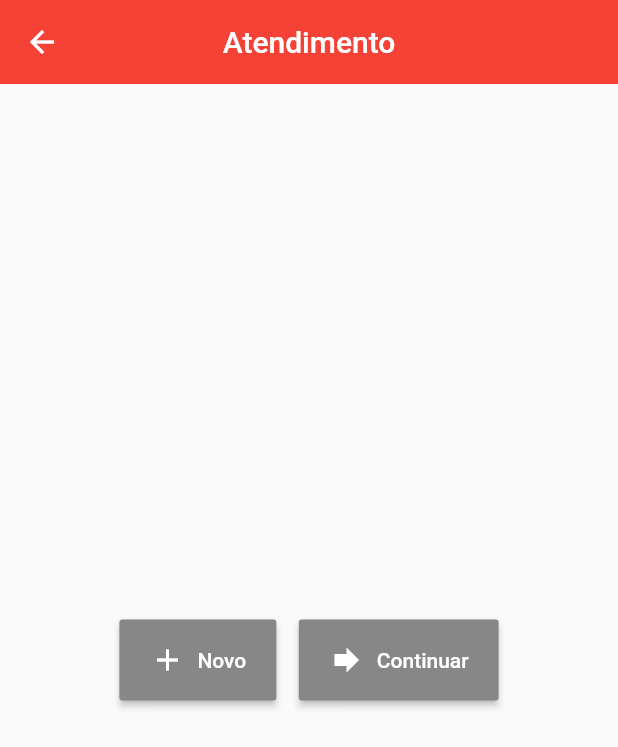
After one commit to jjeanjacques10/mpsp-app, a Flutter app: the ChatScreen screen opened by its route, on a phone screen of 412 x 824 dp. The commit adds this screen. Shown: the top 747 px of the screen. Run offline on Flutter 3.47's test engine with Material 2 defaults, Android fonts, the light colour scheme and no system bars; our stand-ins replace carousel_slider, dio, flutter_mobx, flutter_signin_button, flutter_tts, getwidget and 6 more; missing offline and left inert: cpfcnpj, dio_http_cache, flutter_facebook_login, validadores, watson_assistant_v2; accounts and stored records are empty; generated files the repository leaves out were written again; project files that could hold a hidden picture were left out.

Commit message:
Add bot start

```diff
--- a/lib/app/components/register_form.dart
+++ b/lib/app/components/register_form.dart
@@ -193,6 +193,8 @@ class _RegisterFormState extends State<RegisterForm> {
               _password = value;
               if (value.trim().isEmpty) {
                 return 'Senha é obrigatória';
+              } else if (value.length < 5) {
+                return 'A senha deve ter mais caracteres';
               }
               return null;
             },
--- /dev/null
+++ b/lib/app/screens/chat_screen.dart
@@ -0,0 +1,98 @@
+import 'package:flutter/material.dart';
+import 'package:mpsp_app/app/model/user.dart';
+import 'package:mpsp_app/app/screens/watson_chat_screen.dart';
+import 'package:mpsp_app/app/utils/app_theme.dart';
+
+class ChatScreen extends StatefulWidget {
+  ChatScreen({Key key}) : super(key: key);
+
+  @override
+  _ChatScreenState createState() => _ChatScreenState();
+}
+
+class _ChatScreenState extends State<ChatScreen> {
+  @override
+  Widget build(BuildContext context) {
+    UserModel userModel = ModalRoute.of(context).settings.arguments;
+
+    return Scaffold(
+      appBar: AppBar(
+        title: const Text('Atendimento'),
+        centerTitle: true,
+        elevation: 0.0,
+        leading: IconButton(
+          icon: Icon(Icons.arrow_back),
+          onPressed: () {
+            Navigator.pop(context, null);
+          },
+          color: Colors.white,
+        ),
+      ),
+      body: Center(
+        child: Row(
+          crossAxisAlignment: CrossAxisAlignment.center,
+          mainAxisAlignment: MainAxisAlignment.center,
+          children: [
+            RaisedButton.icon(
+              padding: EdgeInsets.fromLTRB(20.0, 15.0, 20.0, 15.0),
+              color: MPSPAppTheme.grey,
+              icon: Icon(
+                Icons.add,
+                color: Colors.white,
+              ),
+              label: Text(
+                "Novo",
+                textAlign: TextAlign.center,
+                style: TextStyle(
+                  color: Colors.white,
+                  fontWeight: FontWeight.w500,
+                ),
+              ),
+              onPressed: () {
+                Navigator.push(
+                  context,
+                  MaterialPageRoute(
+                    builder: (context) => WatsonChatScreen(
+                      userModel: userModel,
+                      typeChat: 'new',
+                    ),
+                  ),
+                );
+              },
+            ),
+            SizedBox(
+              width: 15,
+            ),
+            RaisedButton.icon(
+              padding: EdgeInsets.fromLTRB(20.0, 15.0, 20.0, 15.0),
+              color: MPSPAppTheme.grey,
+              icon: Icon(
+                Icons.forward,
+                color: Colors.white,
+              ),
+              label: Text(
+                "Continuar",
+                textAlign: TextAlign.center,
+                style: TextStyle(
+                  color: Colors.white,
+                  fontWeight: FontWeight.w500,
+                ),
+              ),
+              onPressed: () {
+                Navigator.push(
+                  context,
+                  MaterialPageRoute(
+                    builder: (context) => WatsonChatScreen(
+                      userModel: userModel,
+                      typeChat: 'continue',
+                    ),
+                  ),
+                );
+              },
+            ),
+          ],
+        ),
+      ),
+    );
+  }
+}
--- a/lib/app/screens/profile_screen.dart
+++ b/lib/app/screens/profile_screen.dart
@@ -25,7 +25,7 @@ class _ProfileScreenState extends State<ProfileScreen> {
         leading: IconButton(
           icon: Icon(Icons.arrow_back),
           onPressed: () {
-            Navigator.pop(context);
+            Navigator.pop(context, 'update');
           },
           color: Colors.white,
         ),
--- a/lib/main.dart
+++ b/lib/main.dart
@@ -8,6 +8,7 @@ import 'package:mpsp_app/app/screens/login_screen.dart';
 import 'package:mpsp_app/app/screens/profile_screen.dart';
 import 'package:mpsp_app/app/screens/register_screen.dart';
 import 'package:mpsp_app/app/screens/watson_chat_screen.dart';
+import 'package:mpsp_app/app/screens/chat_screen.dart';
 
 void main() {
   runApp(MyApp());
@@ -35,7 +36,8 @@ class MyApp extends StatelessWidget {
         "/register": (context) => RegisterScreen(),
         "/login": (context) => LoginScreen(),
         "/profile": (context) => ProfileScreen(),
-        "/chat": (context) => WatsonChatScreen(),
+        "/chat": (context) => ChatScreen(),
+        "/watson": (context) => WatsonChatScreen(),
         "/history": (context) => HistoricScreen(),
         "/accessibility": (context) => AccessibilityScreen(),
         "/about": (context) => AboutScreen(),
```
Also changed, not shown: lib/app/components/chat_message_list_item.dart (+14 -10 lines), lib/app/components/profile_form.dart (+26 -3 lines), lib/app/core/custom_dio.dart (+4 -4 lines), lib/app/screens/home_screen.dart (+5 -3 lines), lib/app/screens/login_screen.dart (+3 -6 lines), lib/app/screens/watson_chat_screen.dart (+73 -30 lines), lib/app/services/chat_message_service.dart (+5 -7 lines), lib/app/services/user_service.dart (+26 -0 lines).
